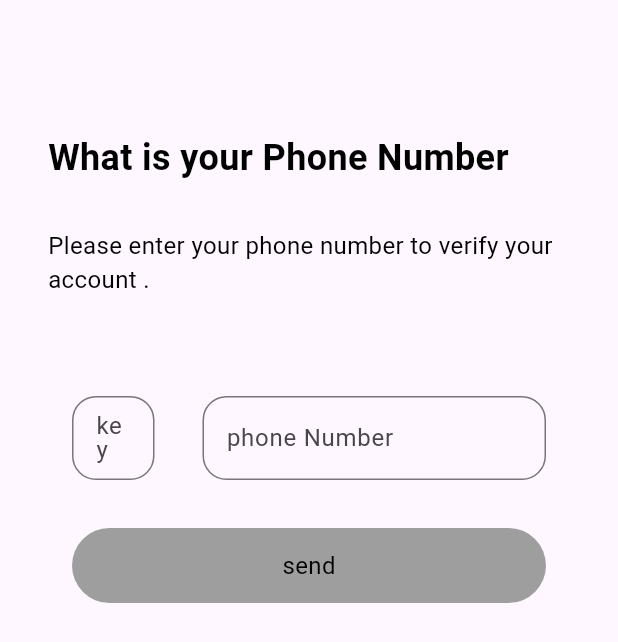
After one commit to HossamAhmed954074/loopi, a Flutter app: the OtpScreen screen opened by its route, after a tap on "Change Phone Number", on a phone screen of 412 x 824 dp. The commit adds this screen. Shown: the top 642 px of the screen. Run offline on Flutter 3.47's test engine with Material 3 defaults, Android fonts, the phone set to English and light mode, and no system bars; our stand-ins replace bloc, firebase_auth, firebase_core, flutter_bloc, modal_progress_hud_nsn, pin_code_fields; accounts and stored records are empty.

Commit message:
create phone screen auth and otp verify code

```diff
--- a/lib/constants/colors_constants.dart
+++ b/lib/constants/colors_constants.dart
@@ -1,7 +1,10 @@
 import 'dart:ui';
 
-class MyColor{
-  static  Color kPrimaryColor = Color(0xff464b50);
-  static  Color kButtonLoginColor = Color(0xff116da0);
-  static  Color kButtonGoogleColor = Color(0xffd3d3d3);
+class MyColor {
+  static Color kPrimaryColor = Color(0xff464b50);
+  static Color kButtonLoginColor = Color(0xff116da0);
+  static Color kButtonGoogleColor = Color(0xffd3d3d3);
+  static Color kBlue = Color(0xff0666EB);
+  static Color kLightBlue = Color(0xffE5EFFD);
+  static Color kLightGrey = Color(0xffE1E1E1);
 }
--- a/lib/constants/routs_constants.dart
+++ b/lib/constants/routs_constants.dart
@@ -2,6 +2,8 @@ const String splashScreen = '/';
 const String getStartedScreen = 'GetStartedScreen';
 const String logInScreen = 'LogInScreen';
 const String registerScreen = 'RegisterScreen';
+const String phoneScreen = 'PhoneScreen';
+const String otpScreen = 'OtpScreen';
 const String homeScreen = 'HomeScreen';
 const String profileScreen = 'ProfileScreen';
 const String tiketScreen = 'TiketScreen';
--- a/lib/main.dart
+++ b/lib/main.dart
@@ -4,6 +4,8 @@ import 'package:final_project/firebase_options.dart';
 import 'package:final_project/views/get_started_screen/get_started_screen.dart';
 import 'package:final_project/views/home_screen/screens/home_screen.dart';
 import 'package:final_project/views/login_register_screens/screens/login_screen.dart';
+import 'package:final_project/views/login_register_screens/screens/otp_screen.dart';
+import 'package:final_project/views/login_register_screens/screens/phone_screen.dart';
 import 'package:final_project/views/login_register_screens/screens/register_screen.dart';
 import 'package:final_project/views/profile_screen/screens/profile_screen.dart';
 import 'package:final_project/views/splash_screen/splash_screen.dart';
@@ -40,6 +42,8 @@ class LoopiApp extends StatelessWidget {
           homeScreen : (context) => HomeScreen(),
           profileScreen : (context) => ProfileScreen(),
           tiketScreen : (context) => TiketScreen(),
+          phoneScreen : (context) => PhoneScreen(),
+          otpScreen : (context) => OtpScreen(),
         },
         initialRoute: splashScreen,
       ),
--- a/lib/views/login_register_screens/screens/login_screen.dart
+++ b/lib/views/login_register_screens/screens/login_screen.dart
@@ -12,20 +12,22 @@ import '../widgets/text_form_field_custom_widget.dart';
 
 class LoginScreen extends StatelessWidget {
   LoginScreen({super.key});
-   String? email , password;
+
+  String? email, password;
   GlobalKey<FormState> formKey = GlobalKey();
-  bool isLoading  = false;
+  bool isLoading = false;
+
   @override
   Widget build(BuildContext context) {
     return BlocConsumer<LoginRegisterCubit, LoginRegisterState>(
       listener: (context, state) {
-        if(state is LoginRegisterLoading){
-          isLoading =true;
-        }else if(state is LoginRegisterSuccess){
+        if (state is LoginRegisterLoading) {
+          isLoading = true;
+        } else if (state is LoginRegisterSuccess) {
           Navigator.pushReplacementNamed(context, homeScreen);
           snackBarCustom(context, 'LogIn successfully');
           isLoading = false;
-        }else if(state is LoginRegisterFailure){
+        } else if (state is LoginRegisterFailure) {
           snackBarCustom(context, state.errorMessage);
           isLoading = false;
         }
@@ -47,16 +49,23 @@ class LoginScreen extends StatelessWidget {
                       Text(
                         'Login',
                         style: TextStyle(
-                            fontSize: 32, fontWeight: FontWeight.bold),
+                          fontSize: 32,
+                          fontWeight: FontWeight.bold,
+                        ),
                       ),
                       SizedBox(height: 40),
-                      TextFormFieldCustom(labelTitle: 'Email', onChanged: (val) {
-                         email = val;
-                      },),
                       TextFormFieldCustom(
-                        labelTitle: 'Password', onChanged: (val) {
-                       password = val;
-                      },),
+                        labelTitle: 'Email',
+                        onChanged: (val) {
+                          email = val;
+                        },
+                      ),
+                      TextFormFieldCustom(
+                        labelTitle: 'Password',
+                        onChanged: (val) {
+                          password = val;
+                        },
+                      ),
                       SizedBox(height: 10),
                       ButtonCustom(
                         buttonTitle: 'Login',
@@ -64,28 +73,28 @@ class LoginScreen extends StatelessWidget {
                         textColor: Colors.white,
                         onTap: () async {
                           if (formKey.currentState!.validate()) {
-                          BlocProvider.of<LoginRegisterCubit>(context).LoginUser(email: email!, password: password!);
-                          } else {
-
-                          }
+                            BlocProvider.of<LoginRegisterCubit>(
+                              context,
+                            ).LoginUser(email: email!, password: password!);
+                          } else {}
                         },
                       ),
                       SizedBox(height: 10),
                       Text('or Sign in With'),
                       SizedBox(height: 10),
                       ButtonCustom(
-                        buttonTitle: 'LogIn with Google',
+                        buttonTitle: 'LogIn with Phone',
                         buttonColor: MyColor.kButtonGoogleColor,
                         textColor: Colors.black,
                         onTap: () {
-
+                          Navigator.pushNamed(context, phoneScreen);
                         },
                       ),
                       SizedBox(height: 10),
                       TextButtonCustom(
                         textButton: 'Create an Account',
-                        onPressed: () =>
-                            Navigator.pushNamed(context, registerScreen),
+                        onPressed:
+                            () => Navigator.pushNamed(context, registerScreen),
                       ),
                     ],
                   ),
--- /dev/null
+++ b/lib/views/login_register_screens/screens/otp_screen.dart
@@ -0,0 +1,54 @@
+import 'package:final_project/constants/routs_constants.dart';
+import 'package:flutter/material.dart';
+import '../widgets/button_custom_widget.dart';
+import '../widgets/otp_code_fields_custom_widget.dart';
+import '../widgets/text_button_custom.dart';
+
+class OtpScreen extends StatelessWidget {
+  OtpScreen({super.key});
+
+  String? otpCode;
+
+  @override
+  Widget build(BuildContext context) {
+    var phoneNumber = ModalRoute.of(context)!.settings.arguments;
+    return Scaffold(
+      body: Container(
+        margin: EdgeInsets.symmetric(horizontal: 32, vertical: 88),
+        child: SingleChildScrollView(
+          child: Column(
+            crossAxisAlignment: CrossAxisAlignment.start,
+            children: [
+              Text(
+                'Verify your Phone Number',
+                style: TextStyle(
+                  color: Colors.black,
+                  fontSize: 24,
+                  fontWeight: FontWeight.bold,
+                ),
+              ),
+              SizedBox(height: 30),
+              Text(
+                'Enter your 6 digits code numbers sent to you at +2 $phoneNumber . ',
+                style: TextStyle(fontSize: 16, color: Colors.black),
+              ),
+              SizedBox(height: 50),
+              BuildPinCodeFields(otpCode: (code) => otpCode = code),
+              ButtonCustom(
+                textColor: Colors.black,
+                buttonTitle: 'Verify',
+                buttonColor: Colors.grey,
+                onTap: () {},
+              ),
+              TextButtonCustom(
+                textButton: 'Change Phone Number',
+                onPressed:
+                    () => Navigator.pushReplacementNamed(context, phoneScreen),
+              ),
+            ],
+          ),
+        ),
+      ),
+    );
+  }
+}
--- /dev/null
+++ b/lib/views/login_register_screens/screens/phone_screen.dart
@@ -0,0 +1,83 @@
+import 'package:final_project/constants/routs_constants.dart';
+import 'package:final_project/cubits/login_register_cubit/login_register_cubit.dart';
+import 'package:final_project/views/login_register_screens/widgets/snackBarCustom.dart';
+import 'package:flutter/material.dart';
+import 'package:flutter_bloc/flutter_bloc.dart';
+
+import '../widgets/button_custom_widget.dart';
+import '../widgets/text_form_field_custom_widget.dart';
+
+class PhoneScreen extends StatelessWidget {
+  PhoneScreen({super.key});
+
+  final GlobalKey<FormState> formState = GlobalKey();
+  String? keyNumber, phoneNumber;
+
+  @override
+  Widget build(BuildContext context) {
+    return BlocProvider(
+      create: (context) => LoginRegisterCubit(),
+      child: Scaffold(
+        body: Form(
+          key: formState,
+          child: Container(
+            margin: EdgeInsets.symmetric(horizontal: 32, vertical: 88),
+            child: SingleChildScrollView(
+              child: Column(
+                crossAxisAlignment: CrossAxisAlignment.start,
+                children: [
+                  Text(
+                    'What is your Phone Number',
+                    style: TextStyle(
+                      color: Colors.black,
+                      fontSize: 24,
+                      fontWeight: FontWeight.bold,
+                    ),
+                  ),
+                  SizedBox(height: 30),
+                  Text(
+                    'Please enter your phone number to verify your account . ',
+                    style: TextStyle(fontSize: 16, color: Colors.black),
+                  ),
+                  SizedBox(height: 50),
+                  Row(
+                    children: [
+                      Expanded(
+                        flex: 1,
+                        child: TextFormFieldCustom(
+                          labelTitle: 'key',
+                          onChanged: (val) => keyNumber = val,
+                        ),
+                      ),
+                      Expanded(
+                        flex: 3,
+                        child: TextFormFieldCustom(
+                          labelTitle: 'phone Number',
+                          onChanged: (val) => phoneNumber = val,
+                        ),
+                      ),
+                    ],
+                  ),
+                  ButtonCustom(
+                    textColor: Colors.black,
+                    buttonTitle: 'send',
+                    buttonColor: Colors.grey,
+                    onTap: () {
+                      if (formState.currentState!.validate()) {
+
+                        //todo add a cubit auth here
+
+                        Navigator.pushReplacementNamed(context, otpScreen,arguments: phoneNumber);
+                        snackBarCustom(context, 'Verify code send');
+                      }
+                    },
+                  ),
+                ],
+              ),
+            ),
+          ),
+        ),
+      ),
+    );
+  }
+}
--- /dev/null
+++ b/lib/views/login_register_screens/widgets/otp_code_fields_custom_widget.dart
@@ -0,0 +1,43 @@
+import 'package:flutter/material.dart';
+import 'package:pin_code_fields/pin_code_fields.dart';
+
+import '../../../constants/colors_constants.dart';
+
+class BuildPinCodeFields extends StatelessWidget {
+  const  BuildPinCodeFields({super.key, required this.otpCode});
+  final Function(String) otpCode;
+
+  @override
+  Widget build(BuildContext context) {
+    return PinCodeTextField(
+      appContext: context,
+      autoFocus: true,
+      cursorColor: Colors.black,
+      keyboardType: TextInputType.number,
+      length: 6,
+      obscureText: false,
+      animationType: AnimationType.scale,
+      pinTheme: PinTheme(
+        shape: PinCodeFieldShape.box,
+        borderRadius: BorderRadius.circular(5),
+        fieldHeight: 50,
+        fieldWidth: 40,
+        borderWidth: 1,
+        activeColor: MyColor.kBlue,
+        inactiveColor: MyColor.kBlue,
+        inactiveFillColor: Colors.white,
+        activeFillColor: MyColor.kBlue,
+        selectedColor: MyColor.kBlue,
+        selectedFillColor: Colors.white,
+      ),
+      animationDuration: Duration(milliseconds: 300),
+      backgroundColor: Colors.white,
+      enableActiveFill: true,
+      onCompleted: otpCode,
+      onChanged: (value) {
+        print(value);
+
+      },
+    );
+  }
+}
--- a/pubspec.yaml
+++ b/pubspec.yaml
@@ -39,6 +39,7 @@ dependencies:
   firebase_auth: ^5.5.2
   modal_progress_hud_nsn: ^0.5.1
   flutter_bloc: ^9.1.0
+  pin_code_fields: ^8.0.1
 
 dev_dependencies:
   flutter_test:
```
Also changed, not shown: pubspec.lock.
